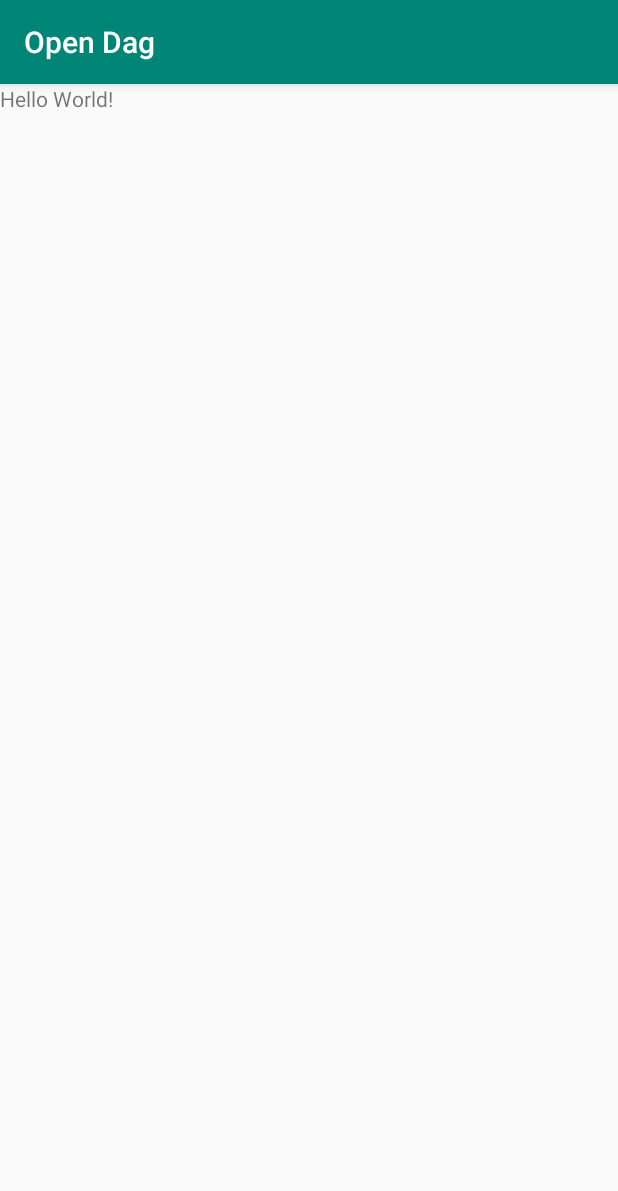
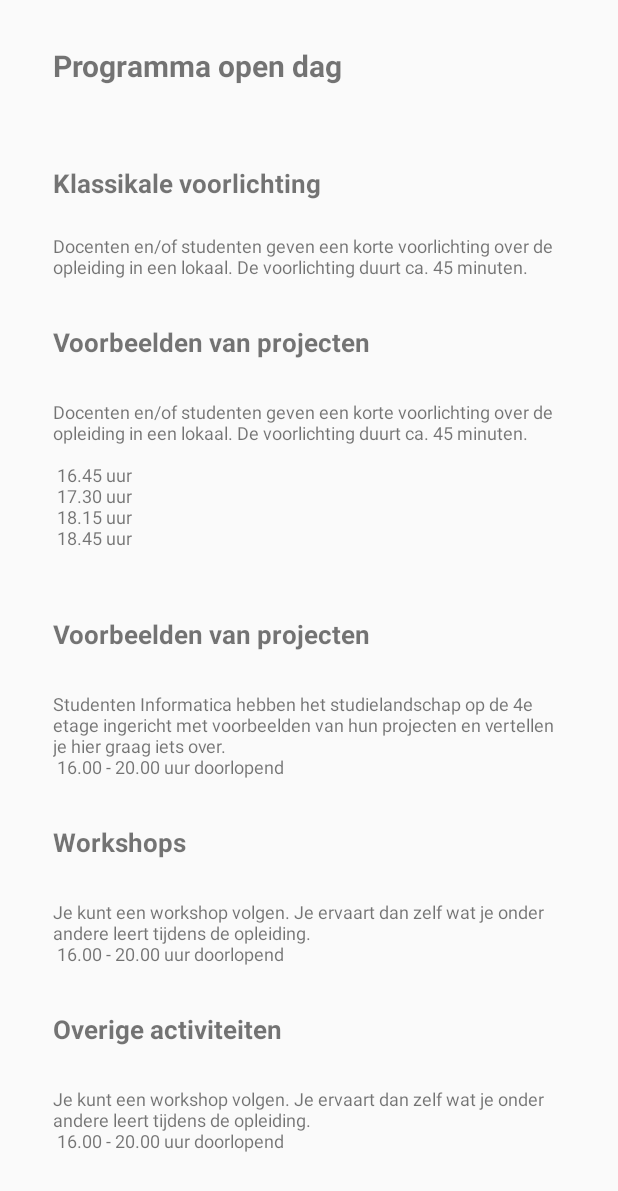
Before and after one commit to canberkates/Project-B, an Android app: the screen it shows after launch (MainActivity before the commit, OpendagDetail after it), on a phone screen of 412 x 824 dp. Shown: the top 1191 px of the screen. Run offline under Robolectric (Android 15) with nearby library versions, the phone set to English and light mode, and no system bars.

Commit message:
Detail overzicht layout
eerste layout versie

```diff
--- a/OpenDag/app/build.gradle
+++ b/OpenDag/app/build.gradle
@@ -22,6 +22,7 @@ dependencies {
     implementation fileTree(dir: 'libs', include: ['*.jar'])
     implementation 'com.android.support:appcompat-v7:28.0.0'
     implementation 'com.android.support.constraint:constraint-layout:1.1.3'
+    implementation 'com.android.support:design:28.0.0'
     testImplementation 'junit:junit:4.12'
     androidTestImplementation 'com.android.support.test:runner:1.0.2'
     androidTestImplementation 'com.android.support.test.espresso:espresso-core:3.0.2'
--- a/OpenDag/app/src/main/AndroidManifest.xml
+++ b/OpenDag/app/src/main/AndroidManifest.xml
@@ -1,6 +1,6 @@
 <?xml version="1.0" encoding="utf-8"?>
 <manifest xmlns:android="http://schemas.android.com/apk/res/android"
-    package="nl.bakisen.opendag" >
+    package="nl.bakisen.opendag">
 
     <application
         android:allowBackup="true"
@@ -8,13 +8,20 @@
         android:label="@string/app_name"
         android:roundIcon="@mipmap/ic_launcher_round"
         android:supportsRtl="true"
-        android:theme="@style/AppTheme" >
-        <activity android:name=".MainActivity" >
+        android:theme="@style/AppTheme">
+        <activity
+            android:name=".OpendagDetail"
+            android:label="@string/title_activity_opendag_detail"
+            android:theme="@style/AppTheme.NoActionBar">
             <intent-filter>
                 <action android:name="android.intent.action.MAIN" />
 
                 <category android:name="android.intent.category.LAUNCHER" />
             </intent-filter>
+
+        </activity>
+        <activity android:name=".MainActivity">
+
         </activity>
     </application>
 
--- /dev/null
+++ b/OpenDag/app/src/main/java/nl/bakisen/opendag/OpendagDetail.java
@@ -0,0 +1,23 @@
+package nl.bakisen.opendag;
+
+import android.os.Bundle;
+import android.support.design.widget.FloatingActionButton;
+import android.support.design.widget.Snackbar;
+import android.support.v7.app.AppCompatActivity;
+import android.support.v7.widget.Toolbar;
+import android.view.View;
+
+public class OpendagDetail extends AppCompatActivity {
+
+
+
+    @Override
+    protected void onCreate(Bundle savedInstanceState) {
+        super.onCreate(savedInstanceState);
+        setContentView(R.layout.activity_opendag_detail);
+
+
+
+    }
+
+}
--- /dev/null
+++ b/OpenDag/app/src/main/res/layout/activity_opendag_detail.xml
@@ -0,0 +1,157 @@
+<?xml version="1.0" encoding="utf-8"?>
+<ScrollView
+    xmlns:android="http://schemas.android.com/apk/res/android"
+    xmlns:tools="http://schemas.android.com/tools"
+    android:layout_width="match_parent"
+    android:layout_height="match_parent"
+    android:orientation="vertical"
+    tools:context=".OpendagDetail">
+
+    <LinearLayout
+        android:layout_width="match_parent"
+        android:layout_height="wrap_content"
+        android:orientation="vertical">
+
+        <TextView
+            android:layout_width="360dp"
+            android:layout_height="60dp"
+
+            android:layout_marginStart="25dp"
+            android:layout_marginTop="20dp"
+            android:paddingTop="10dp"
+            android:paddingStart="10dp"
+            android:paddingEnd="10dp"
+            android:text="@string/detail_title"
+            android:textStyle="bold"
+            android:textSize="20sp"/>
+
+        <TextView
+            android:layout_width="360dp"
+            android:layout_height="40dp"
+
+            android:layout_marginStart="25dp"
+            android:layout_marginTop="20dp"
+            android:paddingTop="10dp"
+            android:paddingStart="10dp"
+            android:paddingEnd="10dp"
+            android:text="@string/detail_klassikale_voorlichting"
+            android:textStyle="bold"
+            android:textSize="17sp"/>
+
+        <TextView
+            android:layout_width="360dp"
+            android:layout_height="wrap_content"
+
+            android:layout_marginStart="25dp"
+            android:layout_marginTop="5dp"
+            android:paddingTop="10dp"
+            android:paddingStart="10dp"
+            android:paddingEnd="10dp"
+            android:text="@string/detail_programma_opendag"
+            android:textSize="12sp"/>
+
+        <TextView
+            android:layout_width="360dp"
+            android:layout_height="40dp"
+
+            android:layout_marginStart="25dp"
+            android:layout_marginTop="20dp"
+            android:paddingTop="10dp"
+            android:paddingStart="10dp"
+            android:paddingEnd="10dp"
+            android:text="@string/detail_voorbeelden_projecten"
+            android:textStyle="bold"
+            android:textSize="17sp"/>
+
+        <TextView
+            android:layout_width="360dp"
+            android:layout_height="wrap_content"
+
+            android:layout_marginStart="25dp"
+            android:layout_marginTop="10dp"
+            android:paddingTop="10dp"
+            android:paddingStart="10dp"
+            android:paddingEnd="10dp"
+            android:text="@string/detail_voorlichting_data"
+            android:textSize="12sp"/>
+
+        <TextView
+            android:layout_width="360dp"
+            android:layout_height="40dp"
+
+            android:layout_marginStart="25dp"
+            android:layout_marginTop="20dp"
+            android:paddingTop="10dp"
+            android:paddingStart="10dp"
+            android:paddingEnd="10dp"
+            android:text="@string/detail_project_title"
+            android:textStyle="bold"
+            android:textSize="17sp"/>
+
+        <TextView
+            android:layout_width="360dp"
+            android:layout_height="wrap_content"
+
+            android:layout_marginStart="25dp"
+            android:layout_marginTop="10dp"
+            android:paddingTop="10dp"
+            android:paddingStart="10dp"
+            android:paddingEnd="10dp"
+            android:text="@string/detail_project_data"
+            android:textSize="12sp"/>
+
+        <TextView
+            android:layout_width="360dp"
+            android:layout_height="40dp"
+
+            android:layout_marginStart="25dp"
+            android:layout_marginTop="20dp"
+            android:paddingTop="10dp"
+            android:paddingStart="10dp"
+            android:paddingEnd="10dp"
+            android:text="@string/detail_workshop_title"
+            android:textStyle="bold"
+            android:textSize="17sp"/>
+
+        <TextView
+            android:layout_width="360dp"
+            android:layout_height="wrap_content"
+
+            android:layout_marginStart="25dp"
+            android:layout_marginTop="10dp"
+            android:paddingTop="10dp"
+            android:paddingStart="10dp"
+            android:paddingEnd="10dp"
+            android:text="@string/detail_workshop_data"
+            android:textSize="12sp"/>
+
+        <TextView
+            android:layout_width="360dp"
+            android:layout_height="40dp"
+
+            android:layout_marginStart="25dp"
+            android:layout_marginTop="20dp"
+            android:paddingTop="10dp"
+            android:paddingStart="10dp"
+            android:paddingEnd="10dp"
+            android:text="@string/detail_overige_title"
+            android:textStyle="bold"
+            android:textSize="17sp"/>
+
+        <TextView
+            android:layout_width="360dp"
+            android:layout_height="wrap_content"
+
+            android:layout_marginStart="25dp"
+            android:layout_marginTop="10dp"
+            android:paddingTop="10dp"
+            android:paddingStart="10dp"
+            android:paddingEnd="10dp"
+            android:text="@string/detail_workshop_data"
+            android:textSize="12sp"/>
+
+
+    </LinearLayout>
+
+
+</ScrollView>
--- /dev/null
+++ b/OpenDag/app/src/main/res/layout/content_opendag_detail.xml
@@ -0,0 +1,12 @@
+<?xml version="1.0" encoding="utf-8"?>
+<LinearLayout
+    xmlns:android="http://schemas.android.com/apk/res/android"
+    xmlns:app="http://schemas.android.com/apk/res-auto"
+    xmlns:tools="http://schemas.android.com/tools"
+    android:layout_width="match_parent"
+    android:layout_height="match_parent"
+    app:layout_behavior="@string/appbar_scrolling_view_behavior"
+    tools:context=".OpendagDetail"
+    tools:showIn="@layout/activity_opendag_detail">
+
+</LinearLayout>
--- /dev/null
+++ b/OpenDag/app/src/main/res/values/dimens.xml
@@ -0,0 +1,3 @@
+<resources>
+    <dimen name="fab_margin">16dp</dimen>
+</resources>
--- a/OpenDag/app/src/main/res/values/strings.xml
+++ b/OpenDag/app/src/main/res/values/strings.xml
@@ -1,3 +1,27 @@
 <resources>
     <string name="app_name">Open Dag</string>
+    <string name="title_activity_opendag_detail">OpendagDetail</string>
+    <string name="detail_title">Programma open dag</string>
+    <string name="detail_klassikale_voorlichting">Klassikale voorlichting</string>
+    <string name="detail_voorbeelden_projecten">Voorbeelden van projecten</string>
+    <string name="detail_programma_opendag">Docenten en/of studenten geven een korte voorlichting over de opleiding in een lokaal. De voorlichting duurt ca. 45 minuten.</string>
+    <string name="detail_voorlichting_data">Docenten en/of studenten geven een korte voorlichting over de opleiding in een lokaal. De voorlichting duurt ca. 45 minuten.\n\n
+
+16.45 uur\n
+17.30 uur\n
+18.15 uur\n
+18.45 uur\n</string>
+    <string name="detail_project_title">Voorbeelden van projecten</string>
+    <string name="detail_project_data">Studenten Informatica hebben het studielandschap op de 4e etage ingericht met voorbeelden van hun projecten en vertellen je hier graag iets over.\n
+
+    16.00 - 20.00 uur doorlopend</string>
+    <string name="detail_workshop_title">Workshops</string>
+    <string name="detail_workshop_data">Je kunt een workshop volgen. Je ervaart dan zelf wat je onder andere leert tijdens de opleiding.\n
+
+16.00 - 20.00 uur doorlopend</string>
+    <string name="detail_overige_title">Overige activiteiten</string>
+
+
+
+
 </resources>
--- a/OpenDag/app/src/main/res/values/styles.xml
+++ b/OpenDag/app/src/main/res/values/styles.xml
@@ -8,4 +8,13 @@
         <item name="colorAccent">@color/colorAccent</item>
     </style>
 
+    <style name="AppTheme.NoActionBar">
+        <item name="windowActionBar">false</item>
+        <item name="windowNoTitle">true</item>
+    </style>
+
+    <style name="AppTheme.AppBarOverlay" parent="ThemeOverlay.AppCompat.Dark.ActionBar" />
+
+    <style name="AppTheme.PopupOverlay" parent="ThemeOverlay.AppCompat.Light" />
+
 </resources>
```
